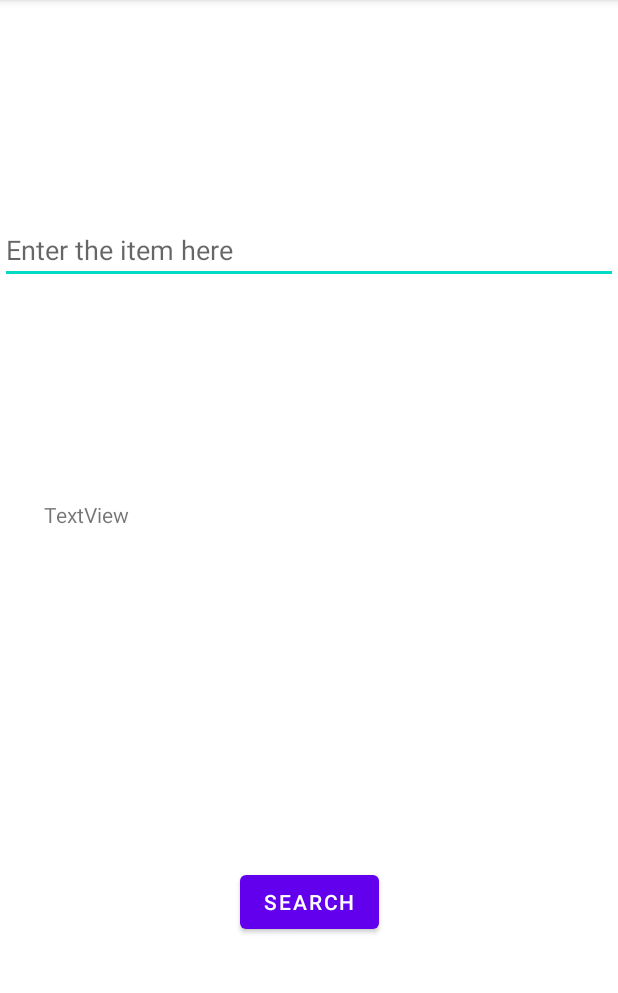
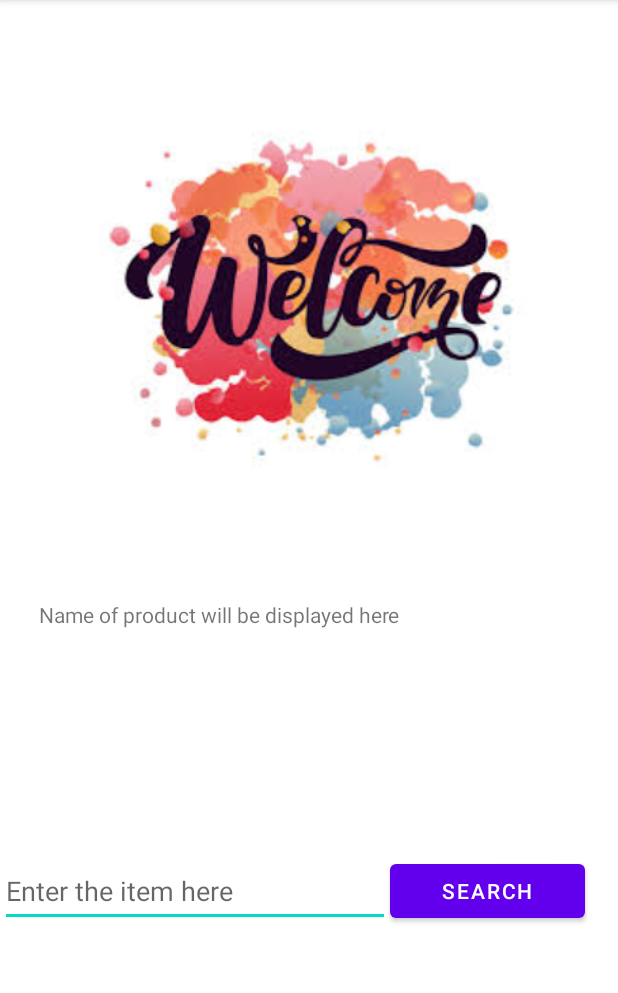
Before and after one commit to Harsh-Pokarna/Amazon_Scraper, an Android app: the screen it shows after launch (MainActivity), on a phone screen of 412 x 824 dp, the part 84-1077 px from its top. Run offline under Robolectric (Android 15) with nearby library versions, the phone set to English and light mode, and no system bars; pictures from the network do not load.

Commit message:
my changes

```diff
--- a/app/build.gradle
+++ b/app/build.gradle
@@ -33,7 +33,9 @@ dependencies {
     implementation 'androidx.appcompat:appcompat:1.2.0'
     implementation 'com.google.android.material:material:1.2.1'
     implementation 'androidx.constraintlayout:constraintlayout:2.0.4'
+    implementation 'com.github.bumptech.glide:glide:4.11.0'
     testImplementation 'junit:junit:4.+'
     androidTestImplementation 'androidx.test.ext:junit:1.1.2'
     androidTestImplementation 'androidx.test.espresso:espresso-core:3.3.0'
+    annotationProcessor 'com.github.bumptech.glide:compiler:4.11.0'
 }
--- a/app/src/main/java/com/example/practise/MainActivity.java
+++ b/app/src/main/java/com/example/practise/MainActivity.java
@@ -8,8 +8,11 @@ import android.provider.DocumentsContract;
 import android.view.View;
 import android.widget.Button;
 import android.widget.EditText;
+import android.widget.ImageView;
 import android.widget.TextView;
 import android.widget.Toast;
+
+import com.bumptech.glide.Glide;
 
 import org.jsoup.Jsoup;
 import org.jsoup.nodes.Document;
@@ -21,38 +24,43 @@ import java.lang.ref.WeakReference;
 import java.net.URL;
 import java.util.NoSuchElementException;
 
+import com.bumptech.glide.annotation.GlideModule;
+import com.bumptech.glide.module.AppGlideModule;
+import com.bumptech.glide.request.RequestOptions;
+
 public class MainActivity extends AppCompatActivity {
-     String value;
+     String value, url, xyz;
      TextView tv;
-     String url;
-     String object;
      EditText editText;
      Button search;
-
+     ImageView imageView;
 
     @Override
     protected void onCreate(Bundle savedInstanceState) {
         super.onCreate(savedInstanceState);
         setContentView(R.layout.activity_main);
         tv = findViewById(R.id.textView);
+        tv.setHint("Image will be displayed here");
         editText = findViewById(R.id.edit_text);
-        object = editText.getText().toString();
-        url = "https://www.amazon.com/s?k=" + object;
+        imageView = findViewById(R.id.imageView);
+        imageView.setImageResource(R.drawable.welcome);
         search = findViewById(R.id.search_Btn);
-        search.setOnClickListener(new View.OnClickListener() {
-            @Override
-            public void onClick(View v) {
-                new scratch(tv, value, url).execute();
-    }
+        search.setOnClickListener(v -> {
+            xyz = editText.getText().toString();
+            System.out.println(xyz);
+            url = "https://www.amazon.in/s?k=" + xyz + "&crid=24WYPNHZGYNIJ&sprefix=keyb%2Caps%2C282&ref=nb_sb_ss_ts-a-p_7_4";
+            new scratch(tv, value, url).execute();
 });
 
         }
+
     public  class scratch extends AsyncTask<String, String , String > {
         String value;
         TextView tv;
         String url;
         Elements allinfo;
         Document doc;
+
 
         scratch(TextView tv, String value, String url){
             this.tv = tv;
@@ -64,21 +72,26 @@ public class MainActivity extends AppCompatActivity {
         protected void onPostExecute(String s) {
             tv.setText(value);
             Toast.makeText(MainActivity.this, "Done", Toast.LENGTH_SHORT).show();
+
         }
 
         @Override
         protected String doInBackground(String... strings) {
             try {
-               doc = Jsoup.connect(url).get();
+              doc = Jsoup.connect(url).get();
+                allinfo = doc.select("div[class=\"a-section aok-relative s-image-fixed-height\"]");
+                Elements tags = allinfo.select("img[class=\"s-image\"]");
+                String name = tags.attr("alt");
+                name = name.replace("Sponsored Ad - ", "");
+                value= name;
+                String link = tags.attr("src");
+                runOnUiThread(() -> Glide.with(MainActivity.this).load(link).fitCenter().into(imageView));
+
             } catch (IOException e) {
+                Toast.makeText(MainActivity.this, "Error", Toast.LENGTH_SHORT).show();
                 e.printStackTrace();
             }
-            allinfo = doc.getElementsByClass("a-section aok-relative s-image-fixed-height");
-            for (Element link : allinfo){
-                Elements tags = link.getElementsByTag("img");
-                System.out.println(tags.attr("src"));
 
-            }
 
 
             return null;
--- a/app/src/main/res/layout/activity_main.xml
+++ b/app/src/main/res/layout/activity_main.xml
@@ -7,35 +7,47 @@
     android:layout_height="match_parent"
     tools:context=".MainActivity">
 
+    <ImageView
+        android:id="@+id/imageView"
+        android:layout_width="360dp"
+        android:layout_height="400dp"
+        app:layout_constraintEnd_toEndOf="parent"
+        app:layout_constraintStart_toStartOf="parent"
+        app:layout_constraintTop_toTopOf="parent"
+        tools:srcCompat="@tools:sample/avatars" />
+
     <TextView
         android:id="@+id/textView"
-        android:layout_width="353dp"
-        android:layout_height="101dp"
-        android:text="TextView"
+        android:layout_width="360dp"
+        android:layout_height="wrap_content"
+        android:hint="Name of product will be displayed here"
+        android:text="Name of product will be displayed here"
+        app:layout_constraintEnd_toEndOf="parent"
+        app:layout_constraintStart_toStartOf="parent"
+        app:layout_constraintTop_toBottomOf="@+id/imageView" />
+
+    <LinearLayout
+        android:layout_width="wrap_content"
+        android:layout_height="wrap_content"
+        android:orientation="horizontal"
         app:layout_constraintBottom_toBottomOf="parent"
         app:layout_constraintEnd_toEndOf="parent"
         app:layout_constraintStart_toStartOf="parent"
-        app:layout_constraintTop_toTopOf="parent" />
+        app:layout_constraintTop_toBottomOf="@+id/textView">
 
-    <EditText
-        android:id="@+id/edit_text"
-        android:layout_width="match_parent"
-        android:layout_height="wrap_content"
-        android:hint="Enter the item here"
-        app:layout_constraintBottom_toTopOf="@+id/textView"
-        app:layout_constraintEnd_toEndOf="parent"
-        app:layout_constraintStart_toStartOf="parent"
-        app:layout_constraintTop_toTopOf="parent" />
+        <EditText
+            android:id="@+id/edit_text"
+            android:layout_width="260dp"
+            android:layout_height="match_parent"
+            android:hint="Enter the item here" />
 
-    <Button
-        android:id="@+id/search_Btn"
-        android:layout_width="wrap_content"
-        android:layout_height="wrap_content"
-        android:text="Search"
-        app:layout_constraintBottom_toBottomOf="parent"
-        app:layout_constraintEnd_toEndOf="parent"
-        app:layout_constraintStart_toStartOf="parent"
-        app:layout_constraintTop_toBottomOf="@+id/textView"
-        />
+        <Button
+            android:id="@+id/search_Btn"
+            android:layout_width="130dp"
+            android:layout_height="wrap_content"
+            android:layout_marginEnd="50dp"
+            android:text="Search" />
+
+    </LinearLayout>
 
 </androidx.constraintlayout.widget.ConstraintLayout>
```
Also changed, not shown: app/src/main/res/drawable/npf.png (added), app/src/main/res/drawable/pw1.png (added), app/src/main/res/drawable/welcome.png (added).
